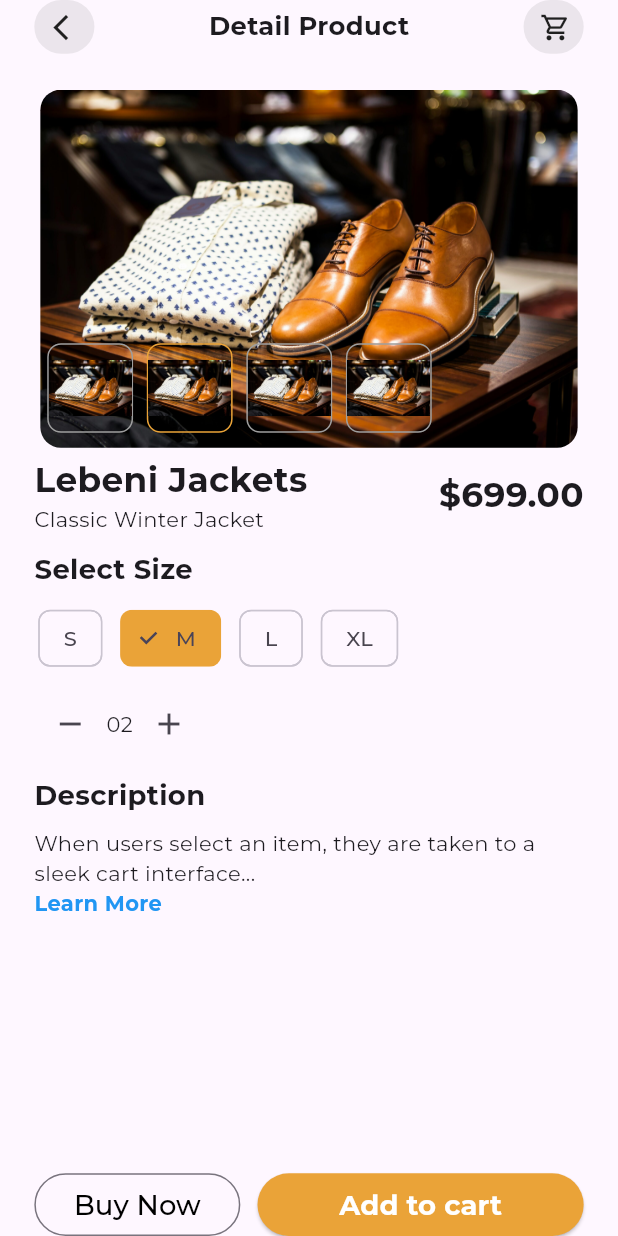
After one commit to macroday/ecom-tharani, a Flutter app: the ProductDetailPage screen opened directly, on a phone screen of 412 x 824 dp. The commit adds this screen. Run offline on Flutter 3.47's test engine with Material 3 defaults, Android fonts, the phone set to English and light mode, and no system bars; drawn by our look-alikes of flutter_bounceable; our stand-ins replace dio, equatable, flutter_bloc, flutter_screenutil, google_fonts, smooth_page_indicator.

Commit message:
product detail screen

```diff
--- a/ecom_app/lib/config/routes.dart
+++ b/ecom_app/lib/config/routes.dart
@@ -1,18 +1,23 @@
+import 'package:ecom_app/core/utils/ecom_constants.dart';
 import 'package:ecom_app/features/home/home_presentation/home_pages/ecom_home_screen.dart';
 import 'package:ecom_app/features/onBoarding/on_boarding_presentation/onBoarding_pages/on_boarding_screen.dart';
+import 'package:ecom_app/features/product/product_presentation/product_detail_screen.dart';
 import 'package:flutter/material.dart';
 
 //=============================== Handles Navigation ===================================
 
 class AppRoutes {
   static const String onBoarding = '/';
-  static const String home = '/home';
+  static const String home = EcomConstants.ecomHomePath;
+  static const String productDetail = EcomConstants.ecomProductPath;
   static Route<dynamic> navigateToRoute(RouteSettings routeSettings) {
     switch (routeSettings.name) {
       case onBoarding:
         return MaterialPageRoute(builder: (_) => const GetOnBoardingScreen());
       case home:
         return MaterialPageRoute(builder: (_) => const EcomHomePage());
+      case productDetail:
+        return MaterialPageRoute(builder: (_) => const ProductDetailPage());
       default:
         return MaterialPageRoute(
             builder: (_) => const Scaffold(
--- a/ecom_app/lib/core/utils/ecom_constants.dart
+++ b/ecom_app/lib/core/utils/ecom_constants.dart
@@ -21,4 +21,6 @@ class EcomConstants {
   ];
 
   static const ecomApiUrl = 'https://fakestoreapi.com/products';
+  static const ecomHomePath = '/home';
+  static const ecomProductPath = '/product';
 }
--- a/ecom_app/lib/features/home/home_presentation/home_widgets/home_module_widgets.dart
+++ b/ecom_app/lib/features/home/home_presentation/home_widgets/home_module_widgets.dart
@@ -1,8 +1,10 @@
+import 'package:ecom_app/config/routes.dart';
 import 'package:ecom_app/core/utils/ecom_icon_template.dart';
 import 'package:ecom_app/features/home/home_bloc/home_api_bloc/home_api_state_manager.dart';
 import 'package:flutter/material.dart';
 import 'package:flutter/services.dart';
 import 'package:flutter_bloc/flutter_bloc.dart';
+import 'package:flutter_bounceable/flutter_bounceable.dart';
 import 'package:flutter_screenutil/flutter_screenutil.dart';
 import 'package:google_fonts/google_fonts.dart';
 import 'package:smooth_page_indicator/smooth_page_indicator.dart';
@@ -225,7 +227,14 @@ class HomeModuleWidgets {
               ),
               itemBuilder: (context, index) {
                 final product = state.products[index];
-                return Container(
+                return Bounceable(
+                  scaleFactor: 0.7,
+                  onTap: () {
+                    Future.delayed(Duration(milliseconds: 300), () {
+                      Navigator.pushNamed(context, AppRoutes.productDetail);
+                    });
+                  },
+                  child: Container(
                     decoration: BoxDecoration(
                       borderRadius: BorderRadius.circular(12.w),
                       border: Border.all(color: Colors.black.withOpacity(0.12)),
@@ -259,8 +268,8 @@ class HomeModuleWidgets {
                             crossAxisAlignment: CrossAxisAlignment.start,
                             children: [
                               Text('Reebok',
-                                style:
-                                    GoogleFonts.montserrat(color: Colors.grey)),
+                                  style: GoogleFonts.montserrat(
+                                      color: Colors.grey)),
                               Text(
                                 product.title,
                                 style: GoogleFonts.montserrat(
@@ -271,7 +280,8 @@ class HomeModuleWidgets {
                                 maxLines: 1,
                               ),
                               Row(
-                              mainAxisAlignment: MainAxisAlignment.spaceBetween,
+                                mainAxisAlignment:
+                                    MainAxisAlignment.spaceBetween,
                                 children: [
                                   Row(
                                     children: [
@@ -280,7 +290,8 @@ class HomeModuleWidgets {
                                       Text(
                                         '${product.rating.rate} (${product.rating.count})',
                                         style: GoogleFonts.montserrat(
-                                          color: Colors.black, fontSize: 12.sp),
+                                            color: Colors.black,
+                                            fontSize: 12.sp),
                                       ),
                                     ],
                                   ),
@@ -294,6 +305,7 @@ class HomeModuleWidgets {
                           ),
                         ),
                       ],
+                    ),
                   ),
                 );
               },
--- /dev/null
+++ b/ecom_app/lib/features/product/product_presentation/product_detail_screen.dart
@@ -0,0 +1,231 @@
+import 'package:flutter/material.dart';
+import 'package:flutter_bounceable/flutter_bounceable.dart';
+import 'package:flutter_screenutil/flutter_screenutil.dart';
+import 'package:google_fonts/google_fonts.dart';
+
+class ProductDetailPage extends StatefulWidget {
+  const ProductDetailPage({super.key});
+
+  @override
+  State<ProductDetailPage> createState() {
+    return ProductDetailState();
+  }
+}
+
+class ProductDetailState extends State<ProductDetailPage> {
+  @override
+  Widget build(BuildContext context) {
+    final Size size = MediaQuery.of(context).size;
+    return Scaffold(
+      body: SafeArea(
+        child: Container(
+          width: size.width,
+          height: size.height,
+          padding: EdgeInsets.only(left: 20.w, right: 20.w),
+          child: Column(
+            crossAxisAlignment: CrossAxisAlignment.start,
+            children: [
+              SizedBox(
+                child: Row(
+                    mainAxisAlignment: MainAxisAlignment.spaceBetween,
+                    children: [
+                      Bounceable(
+                        scaleFactor: 0.7,
+                        onTap: () {
+                          Navigator.of(context).pop();
+                        },
+                        child: Container(
+                          width: 35.w,
+                          height: 30.h,
+                          decoration: BoxDecoration(
+                            color: Colors.grey.withOpacity(0.2),
+                            borderRadius: BorderRadius.circular(50.r),
+                          ),
+                          child: Padding(
+                            padding: EdgeInsets.only(left: 5.r),
+                            child: Icon(
+                              Icons.arrow_back_ios,
+                              size: 18.sp,
+                            ),
+                          ),
+                        ),
+                      ),
+                      Text(
+                        'Detail Product',
+                        style: GoogleFonts.montserrat(
+                            fontWeight: FontWeight.bold, fontSize: 15.sp),
+                      ),
+                      Container(
+                        width: 35.w,
+                        height: 30.h,
+                        decoration: BoxDecoration(
+                          color: Colors.grey.withOpacity(0.2),
+                          borderRadius: BorderRadius.circular(50.r),
+                        ),
+                        child: Padding(
+                          padding: EdgeInsets.only(left: 2.r),
+                          child: Icon(
+                            Icons.shopping_cart_outlined,
+                            size: 18.sp,
+                          ),
+                        ),
+                      ),
+                    ]),
+              ),
+              SizedBox(
+                height: 20.h,
+              ),
+              Center(
+                child: Column(
+                  children: [
+                    SizedBox(
+                      height: 200.h,
+                      child: ClipRRect(
+                        borderRadius: BorderRadius.circular(12.w),
+                        child: Stack(
+                          children: [
+                            Image.asset('assets/images/mens_wear.jpg',
+                                height: 200.h),
+                            Positioned(
+                              bottom: 10,
+                              child: Row(
+                                mainAxisAlignment: MainAxisAlignment.center,
+                                children: List.generate(4, (index) {
+                                  return Padding(
+                                    padding:
+                                        EdgeInsets.symmetric(horizontal: 4.0.w),
+                                    child: Container(
+                                      height: 50.h,
+                                      width: 50.w,
+                                      decoration: BoxDecoration(
+                                        border: Border.all(
+                                          color: index == 1
+                                              ? const Color.fromARGB(
+                                                  255, 234, 163, 56)
+                                              : Colors.grey,
+                                        ),
+                                        borderRadius:
+                                            BorderRadius.circular(8.r),
+                                      ),
+                                      child: Image.asset(
+                                          'assets/images/mens_wear.jpg'),
+                                    ),
+                                  );
+                                }),
+                              ),
+                            )
+                          ],
+                        ),
+                      ),
+                    ),
+                  ],
+                ),
+              ),
+              SizedBox(height: 4.h),
+              Row(mainAxisAlignment: MainAxisAlignment.spaceBetween, children: [
+                Column(crossAxisAlignment: CrossAxisAlignment.start, children: [
+                  Text(
+                    'Lebeni Jackets',
+                    style:
+                        TextStyle(fontSize: 20.sp, fontWeight: FontWeight.bold),
+                  ),
+                  const Text('Classic Winter Jacket'),
+                ]),
+                Text(
+                  '\$699.00',
+                  style:
+                      TextStyle(fontSize: 20.sp, fontWeight: FontWeight.bold),
+                ),
+              ]),
+              SizedBox(height: 8.0.h),
+              Text(
+                'Select Size',
+                style: TextStyle(fontSize: 16.sp, fontWeight: FontWeight.bold),
+              ),
+              SizedBox(height: 8.h),
+              Row(
+                children: ['S', 'M', 'L', 'XL'].map((size) {
+                  return Padding(
+                    padding: EdgeInsets.only(right: 8.r),
+                    child: ChoiceChip(
+                      label: Text(size),
+                      selected: size == 'M',
+                      selectedColor: const Color.fromARGB(255, 234, 163, 56),
+                      onSelected: (value) {},
+                    ),
+                  );
+                }).toList(),
+              ),
+              SizedBox(height: 8.h),
+              Row(
+                children: [
+                  IconButton(
+                    icon: const Icon(Icons.remove),
+                    onPressed: () {},
+                  ),
+                  const Text('02'),
+                  IconButton(
+                    icon: const Icon(Icons.add),
+                    onPressed: () {},
+                  ),
+                ],
+              ),
+              SizedBox(height: 8.h),
+              Text(
+                'Description',
+                style: TextStyle(fontSize: 16.sp, fontWeight: FontWeight.bold),
+              ),
+              SizedBox(height: 8.h),
+              Text(
+                'When users select an item, they are taken to a sleek cart interface... ',
+              ),
+              const Text(
+                'Learn More',
+                style:
+                    TextStyle(color: Colors.blue, fontWeight: FontWeight.bold),
+              ),
+              Spacer(),
+              Row(
+                children: [
+                  SizedBox(
+                    width: 120.w,
+                    height: 35.h,
+                    child: OutlinedButton(
+                      onPressed: () {},
+                      child: Text(
+                        'Buy Now',
+                        style: GoogleFonts.montserrat(
+                            color: Colors.black,
+                            fontWeight: FontWeight.w500,
+                            fontSize: 16.sp),
+                      ),
+                    ),
+                  ),
+                  SizedBox(width: 10.0.w),
+                  Expanded(
+                    child: SizedBox(
+                      height: 35.h,
+                      child: ElevatedButton(
+                        style: ElevatedButton.styleFrom(
+                            backgroundColor:
+                                const Color.fromARGB(255, 234, 163, 56)),
+                        onPressed: () {},
+                        child: Text(
+                          'Add to cart',
+                          style: GoogleFonts.montserrat(
+                              color: Colors.white,
+                              fontWeight: FontWeight.w700,
+                              fontSize: 16.sp),
+                        ),
+                      ),
+                    ),
+                  ),
+                ],
+              ),
+            ],
+          ),
+        ),
+      ),
+    );
+  }
+}
--- a/ecom_app/pubspec.yaml
+++ b/ecom_app/pubspec.yaml
@@ -39,6 +39,7 @@ dependencies:
   shimmer: ^3.0.0
   google_fonts: ^6.0.0
   flutter_localization: ^0.1.13
+  flutter_bounceable: ^1.1.0
 
   # State Management
   equatable: ^2.0.5
```
Also changed, not shown: ecom_app/pubspec.lock. Lines whose indentation alone changed are shown as unchanged.
